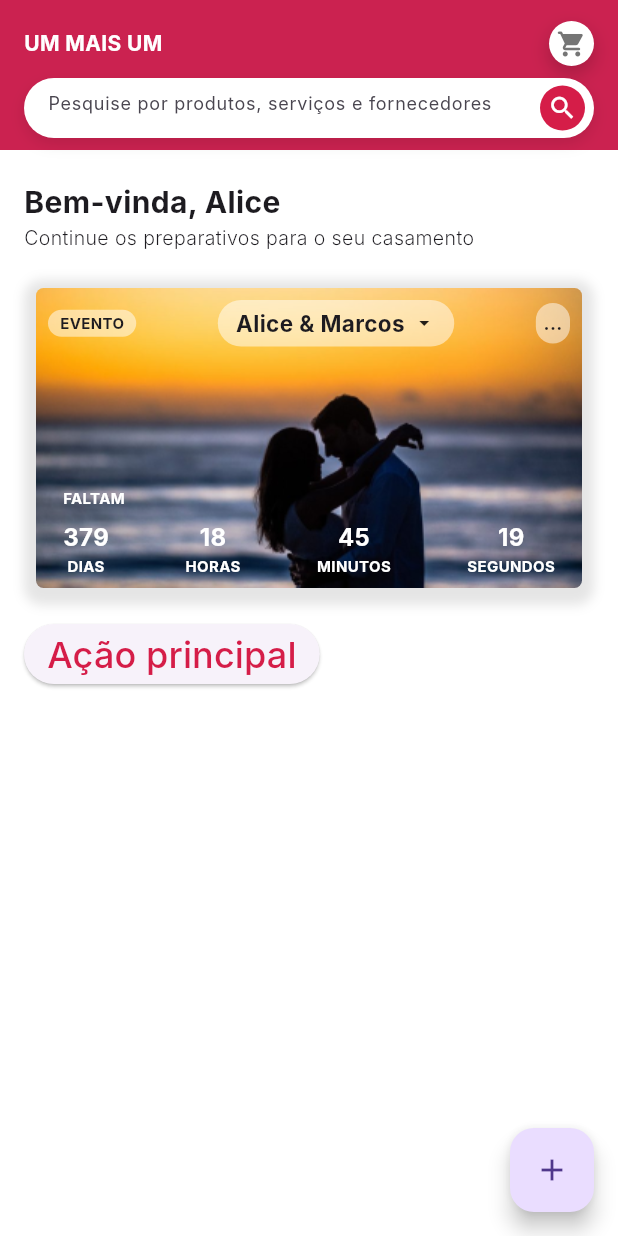
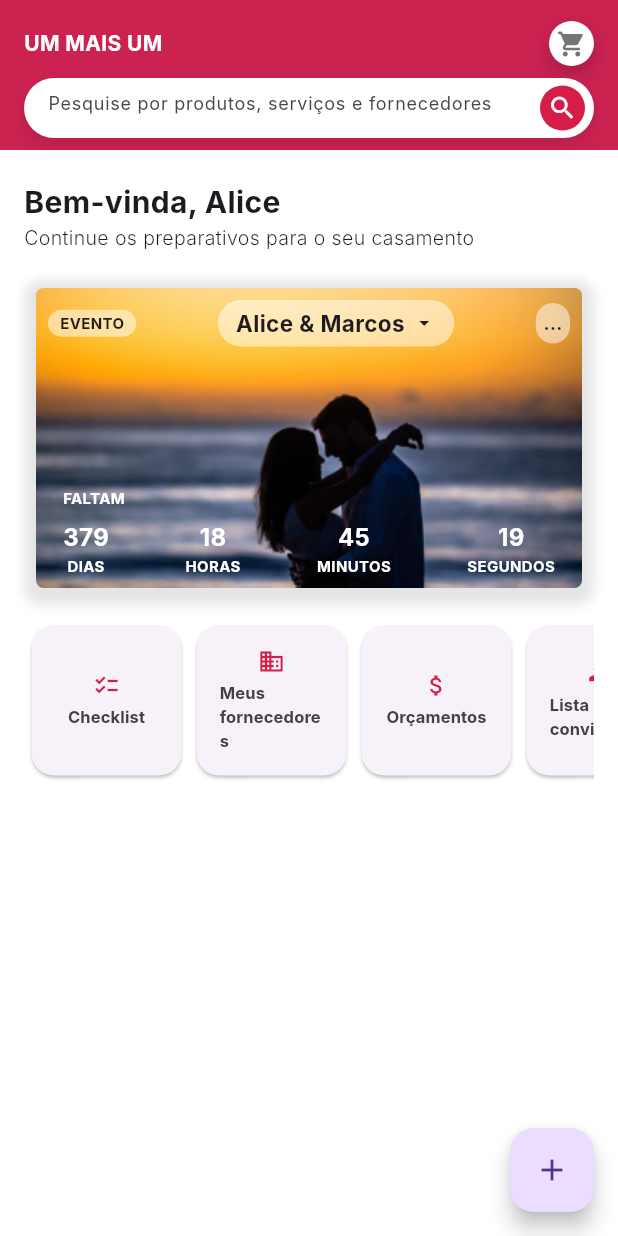
Before and after one commit to luisesales/BemCasados, a Flutter app: the screen it shows after launch, on a phone screen of 412 x 824 dp. Run offline on Flutter 3.47's test engine with Material 3 defaults, Android fonts, the phone set to English and light mode, and no system bars; our stand-ins replace flutter_svg, shared_preferences; Roboto replaces fonts that are missing (Inter).

Commit message:
feat: criados os card de ações

```diff
--- a/lib/pages/home/home.dart
+++ b/lib/pages/home/home.dart
@@ -2,6 +2,7 @@ import 'package:flutter/material.dart';
 import 'package:nuptia/widgets/AppSearchBar.dart';
 import 'package:nuptia/widgets/CircleCartIcon.dart';
 import 'package:nuptia/widgets/CustomAppBar.dart';
+import 'package:nuptia/widgets/MyWeddingActions.dart';
 import 'package:nuptia/widgets/WeddingCountdown.dart';
 
 class HomeScreen extends StatelessWidget {
@@ -47,12 +48,33 @@ class HomeScreen extends StatelessWidget {
               child: SingleChildScrollView(
                 child: Column(
                   children: [
-                    // Seção da imagem de fundo
                     const SizedBox(height: 12.0),
-                    // Botão de ação principal
-                    ElevatedButton(
-                      onPressed: () {},
-                      child: const Text('Ação principal'),
+                    SingleChildScrollView(
+                      scrollDirection: Axis.horizontal,
+                      child: Row(
+                        children: [
+                          MyWeddingActions(
+                              buttonLabel: "Checklist",
+                              icon: Icon(Icons.checklist),
+                              onTap: () {}),
+                          MyWeddingActions(
+                              buttonLabel: "Meus fornecedores",
+                              icon: Icon(Icons.business),
+                              onTap: () {}),
+                          MyWeddingActions(
+                              buttonLabel: "Orçamentos",
+                              icon: Icon(Icons.attach_money),
+                              onTap: () {}),
+                          MyWeddingActions(
+                              buttonLabel: "Lista de convidados",
+                              icon: Icon(Icons.group),
+                              onTap: () {}),
+                          MyWeddingActions(
+                              buttonLabel: "Lista de presentes",
+                              icon: Icon(Icons.card_giftcard),
+                              onTap: () {}),
+                        ],
+                      ),
                     ),
                   ],
                 ),
--- /dev/null
+++ b/lib/widgets/MyWeddingActions.dart
@@ -0,0 +1,49 @@
+import 'package:flutter/material.dart';
+
+class MyWeddingActions extends StatelessWidget {
+  final String buttonLabel;
+  final Icon icon; // Agora você passa o widget Icon diretamente
+  final VoidCallback onTap;
+
+  const MyWeddingActions({
+    super.key,
+    required this.buttonLabel,
+    required this.icon, // Recebendo o ícone diretamente
+    required this.onTap,
+  });
+
+  @override
+  Widget build(BuildContext context) {
+    return Container(
+      padding: EdgeInsets.all(5.0),
+      height: 110,
+      width: 110,
+      decoration: BoxDecoration(
+        borderRadius: BorderRadius.zero,
+      ),
+      child: ElevatedButton(
+        onPressed: onTap,
+        style: ElevatedButton.styleFrom(
+            shape: RoundedRectangleBorder(
+          borderRadius: BorderRadius.circular(15),
+        )),
+        child: Column(
+          mainAxisSize: MainAxisSize
+              .min, // Faz o tamanho da coluna ser ajustado pelo conteúdo
+          children: [
+            icon, // Aqui o ícone é passado diretamente
+            SizedBox(height: 4), // Espaço entre o ícone e o texto
+            Text(
+              buttonLabel,
+              style: TextStyle(
+                fontSize: 11,
+                fontWeight: FontWeight.bold,
+                color: Color.fromARGB(255, 65, 65, 65),
+              ),
+            ),
+          ],
+        ),
+      ),
+    );
+  }
+}
```
